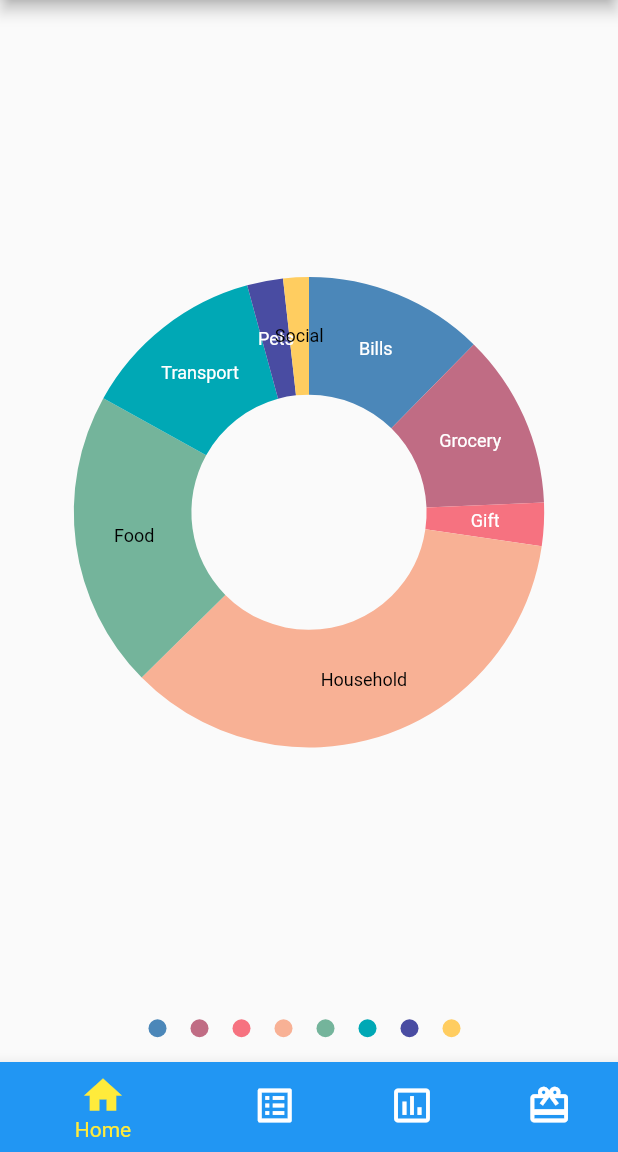
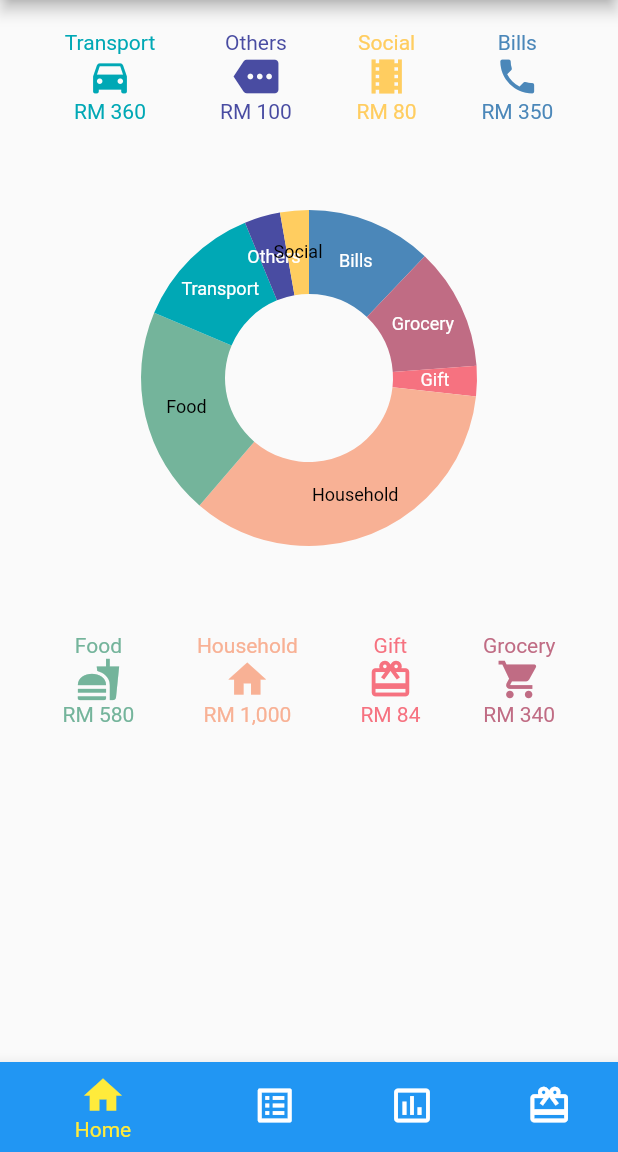
Before and after one commit to seoksee/WhatTheHack, a Flutter app: the screen it shows after launch, on a phone screen of 412 x 824 dp, the part 84-1236 px from its top. Run offline on Flutter 3.47's test engine with Material 2 defaults, Android fonts, the phone set to English and light mode, and no system bars; our stand-ins replace select_form_field, shared_preferences, syncfusion_flutter_charts.

Commit message:
update dashboard with category icons

```diff
--- a/lib/screens/DashboardScreen.dart
+++ b/lib/screens/DashboardScreen.dart
@@ -30,8 +30,8 @@ class _DashboardScreenState extends State<DashboardScreen> {
     _PieData('', 1000, 'Household'),
     _PieData('', 580, 'Food'),
     _PieData('', 360, 'Transport'),
-    _PieData('', 70, 'Pets'),
-    _PieData('', 50, 'Social')
+    _PieData('', 100, 'Others'),
+    _PieData('', 80, 'Social')
   ];
 
   @override
@@ -126,6 +126,167 @@ class _DashboardScreenState extends State<DashboardScreen> {
     );
   }
 
+final topIconList = DefaultTextStyle.merge(
+    // style: descTextStyle,
+    child: Container(
+      padding: EdgeInsets.fromLTRB(0.0, 20.0, 0.0, 20.0),
+      child: Row(
+        mainAxisAlignment: MainAxisAlignment.spaceEvenly,
+        children: [
+          Column(
+            children: [
+              Text(
+                'Transport',
+                style: TextStyle(
+                  color: Color.fromRGBO(0, 168, 181, 1),
+                ),
+              ),
+              Icon(Icons.directions_car,
+                  color: Color.fromRGBO(0, 168, 181, 1), size: 30.0),
+              Text(
+                'RM 360',
+                style: TextStyle(
+                  color: Color.fromRGBO(0, 168, 181, 1),
+                ),
+              ),
+            ],
+          ),
+          Column(
+            children: [
+              Text(
+                'Others',
+                style: TextStyle(
+                  color: Color.fromRGBO(73, 76, 162, 1),
+                ),
+              ),
+              Icon(Icons.more,
+                  color: Color.fromRGBO(73, 76, 162, 1), size: 30.0),
+              Text(
+                'RM 100',
+                style: TextStyle(
+                  color: Color.fromRGBO(73, 76, 162, 1),
+                ),
+              ),
+            ],
+          ),
+          Column(
+            children: [
+              Text(
+                'Social',
+                style: TextStyle(
+                  color: Color.fromRGBO(255, 205, 96, 1),
+                ),
+              ),
+              Icon(Icons.local_movies,
+                  color: Color.fromRGBO(255, 205, 96, 1), size: 30.0),
+              Text(
+                'RM 80',
+                style: TextStyle(
+                  color: Color.fromRGBO(255, 205, 96, 1),
+                ),
+              ),
+            ],
+          ),
+          Column(
+            children: [
+              Text('Bills',
+              style: TextStyle(color: Color.fromRGBO(75, 135, 185, 1),
+                ),),
+              Icon(
+                Icons.phone,color: Color.fromRGBO(75, 135, 185, 1),size: 30.0),
+              Text('RM 350',
+              style: TextStyle(color: Color.fromRGBO(75, 135, 185, 1),),),
+            ],
+          ),
+        ],
+      ),
+    ),
+  );
+
+  final bottomIconList = DefaultTextStyle.merge(
+    // style: descTextStyle,
+    child: Container(
+      padding: EdgeInsets.fromLTRB(0.0, 20.0, 0.0, 20.0),
+      child: Row(
+        mainAxisAlignment: MainAxisAlignment.spaceEvenly,
+        children: [
+          Column(
+            children: [
+              Text(
+                'Food',
+                style: TextStyle(
+                  color: Color.fromRGBO(116, 180, 155, 1),
+                ),
+              ),
+              Icon(Icons.fastfood,
+                  color: Color.fromRGBO(116, 180, 155, 1), size: 30.0),
+              Text(
+                'RM 580',
+                style: TextStyle(
+                  color: Color.fromRGBO(116, 180, 155, 1),
+                ),
+              ),
+            ],
+          ),
+          Column(
+            children: [
+              Text(
+                'Household',
+                style: TextStyle(
+                  color: Color.fromRGBO(248, 177, 149, 1),
+                ),
+              ),
+              Icon(Icons.home,
+                  color: Color.fromRGBO(248, 177, 149, 1), size: 30.0),
+              Text(
+                'RM 1,000',
+                style: TextStyle(
+                  color: Color.fromRGBO(248, 177, 149, 1),
+                ),
+              ),
+            ],
+          ),
+          Column(
+            children: [
+              Text(
+                'Gift',
+                style: TextStyle(
+                  color: Color.fromRGBO(246, 114, 128, 1),
+                ),
+              ),
+              Icon(Icons.card_giftcard,
+                  color: Color.fromRGBO(246, 114, 128, 1), size: 30.0),
+              Text(
+                'RM 84',
+                style: TextStyle(
+                  color: Color.fromRGBO(246, 114, 128, 1),
+                ),
+              ),
+            ],
+          ),
+          Column(
+            children: [
+              Text(
+                'Grocery',
+                style: TextStyle(
+                  color: Color.fromRGBO(192, 108, 132, 1),
+                ),
+              ),
+              Icon(Icons.local_grocery_store,
+                  color: Color.fromRGBO(192, 108, 132, 1), size: 30.0),
+              Text(
+                'RM 340',
+                style: TextStyle(
+                  color: Color.fromRGBO(192, 108, 132, 1),
+                ),
+              ),
+            ],
+          ),
+        ],
+      ),
+    ),
+  );
+
   Widget build(BuildContext context) {
     return Scaffold(
       appBar: AppBar(
@@ -133,12 +294,12 @@ class _DashboardScreenState extends State<DashboardScreen> {
       ),
         body: Column(
           children: [
-            // _children[_currentIndex],
-            Expanded(child:
+            topIconList,
+
             Center(
               child: SfCircularChart(
                 tooltipBehavior: _tooltipBehavior,
-                legend: Legend(isVisible: true),
+                // legend: Legend(isVisible: true),
                 series: <DoughnutSeries<_PieData, String>>[
                   DoughnutSeries<_PieData, String>(
                     explode: true,
@@ -150,7 +311,9 @@ class _DashboardScreenState extends State<DashboardScreen> {
                     dataLabelSettings: DataLabelSettings(isVisible: true)
                   ),
                 ])),
-            )],
+            // ),
+          bottomIconList
+            ],
         ),
     );
   }
```
